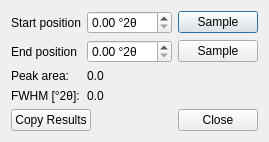
Qt form src/mudlab/ui/peak_properties.ui (Parthasarathi-Ghosh/MudLab2) before a commit.
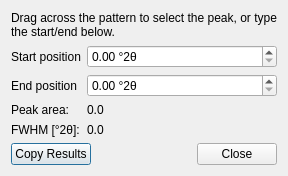
The same form after that commit.

Commit message: Strip/Peak: drag-to-select range + Strip Peak "Keep peak %"

```diff
--- a/src/mudlab/ui/peak_properties.ui
+++ b/src/mudlab/ui/peak_properties.ui
@@ -6,6 +6,16 @@
    <string>Peak Properties</string>
   </property>
   <layout class="QVBoxLayout" name="dialogLayout">
+   <item>
+    <widget class="QLabel" name="lbl_hint">
+     <property name="text">
+      <string>Drag across the pattern to select the peak, or type the start/end below.</string>
+     </property>
+     <property name="wordWrap">
+      <bool>true</bool>
+     </property>
+    </widget>
+   </item>
    <item>
     <layout class="QFormLayout" name="peakForm">
      <item row="0" column="0">
@@ -16,8 +26,6 @@
       </widget>
      </item>
      <item row="0" column="1">
-      <layout class="QHBoxLayout" name="startRow">
-       <item>
         <widget class="QDoubleSpinBox" name="peak_startx">
          <property name="suffix">
           <string> °2θ</string>
@@ -29,18 +37,6 @@
           <double>180.000000000000000</double>
          </property>
         </widget>
-       </item>
-       <item>
-        <widget class="QPushButton" name="cmd_sample_start">
-         <property name="toolTip">
-          <string>Select the position directly on the pattern</string>
-         </property>
-         <property name="text">
-          <string>Sample</string>
-         </property>
-        </widget>
-       </item>
-      </layout>
      </item>
      <item row="1" column="0">
       <widget class="QLabel" name="lbl_endpos">
@@ -50,8 +46,6 @@
       </widget>
      </item>
      <item row="1" column="1">
-      <layout class="QHBoxLayout" name="endRow">
-       <item>
         <widget class="QDoubleSpinBox" name="peak_endx">
          <property name="suffix">
           <string> °2θ</string>
@@ -63,18 +57,6 @@
           <double>180.000000000000000</double>
          </property>
         </widget>
-       </item>
-       <item>
-        <widget class="QPushButton" name="cmd_sample_end">
-         <property name="toolTip">
-          <string>Select the position directly on the pattern</string>
-         </property>
-         <property name="text">
-          <string>Sample</string>
-         </property>
-        </widget>
-       </item>
-      </layout>
      </item>
      <item row="2" column="0">
       <widget class="QLabel" name="lbl_result">
```
Left out of the diff: 6 changed lines with no effect on the pictures. Lines whose indentation alone changed are shown as unchanged. The commit also changes 12 other files.
